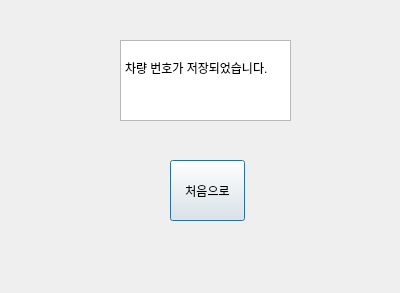
Qt form saved.ui (ainosato/MDP) before a commit.
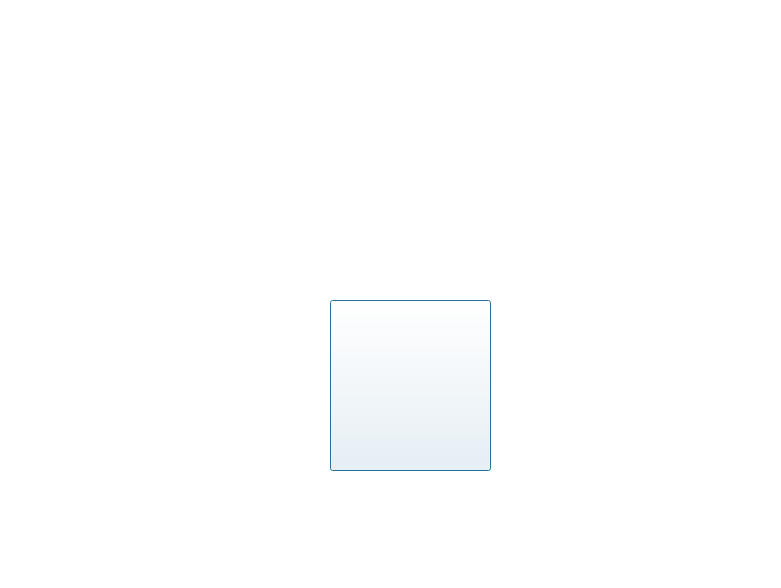
The same form after that commit. Icons and pictures are not drawn.

The edit to the form file:
```diff
--- a/saved.ui
+++ b/saved.ui
@@ -6,42 +6,47 @@
    <rect>
     <x>0</x>
     <y>0</y>
-    <width>400</width>
-    <height>293</height>
+    <width>781</width>
+    <height>588</height>
    </rect>
   </property>
   <property name="windowTitle">
    <string>Dialog</string>
   </property>
-  <widget class="QTextEdit" name="textEdit">
+  <property name="styleSheet">
+   <string notr="true">background-color: rgb(255, 255, 255);</string>
+  </property>
+  <widget class="QLabel" name="save_label">
    <property name="geometry">
     <rect>
      <x>120</x>
-     <y>40</y>
-     <width>171</width>
-     <height>81</height>
-    </rect>
-   </property>
-   <property name="html">
-    <string>&lt;!DOCTYPE HTML PUBLIC &quot;-//W3C//DTD HTML 4.0//EN&quot; &quot;http://www.w3.org/TR/REC-html40/strict.dtd&quot;&gt;
-&lt;html&gt;&lt;head&gt;&lt;meta name=&quot;qrichtext&quot; content=&quot;1&quot; /&gt;&lt;style type=&quot;text/css&quot;&gt;
-p, li { white-space: pre-wrap; }
-&lt;/style&gt;&lt;/head&gt;&lt;body style=&quot; font-family:'Gulim'; font-size:9pt; font-weight:400; font-style:normal;&quot;&gt;
-&lt;p style=&quot;-qt-paragraph-type:empty; margin-top:0px; margin-bottom:0px; margin-left:0px; margin-right:0px; -qt-block-indent:0; text-indent:0px;&quot;&gt;&lt;br /&gt;&lt;/p&gt;
-&lt;p style=&quot; margin-top:0px; margin-bottom:0px; margin-left:0px; margin-right:0px; -qt-block-indent:0; text-indent:0px;&quot;&gt;차량 번호가 저장되었습니다.&lt;/p&gt;&lt;/body&gt;&lt;/html&gt;</string>
-   </property>
-  </widget>
-  <widget class="QPushButton" name="home_pushButton">
-   <property name="geometry">
-    <rect>
-     <x>170</x>
-     <y>160</y>
-     <width>75</width>
+     <y>130</y>
+     <width>601</width>
      <height>61</height>
     </rect>
    </property>
+   <property name="styleSheet">
+    <string notr="true">background-image: url(:/newPrefix/image/saved_label.png);</string>
+   </property>
    <property name="text">
-    <string>처음으로</string>
+    <string/>
+   </property>
+  </widget>
+  <widget class="QPushButton" name="home_pushButton">
+   <property name="geometry">
+    <rect>
+     <x>330</x>
+     <y>300</y>
+     <width>161</width>
+     <height>171</height>
+    </rect>
+   </property>
+   <property name="styleSheet">
+    <string notr="true">background-image: url(:/newPrefix/image/HOME.png);
+background-color: rgb(255, 255, 255);</string>
+   </property>
+   <property name="text">
+    <string/>
    </property>
   </widget>
  </widget>
```
Left out of the diff: 5 changed lines with no effect on the pictures.
